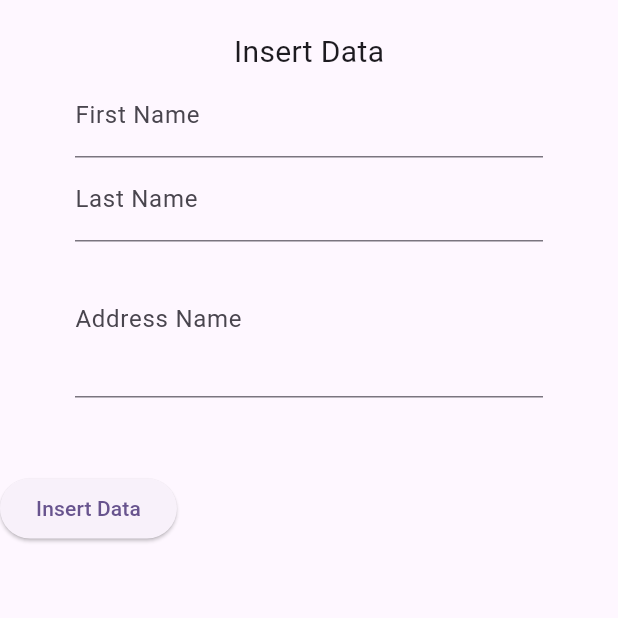
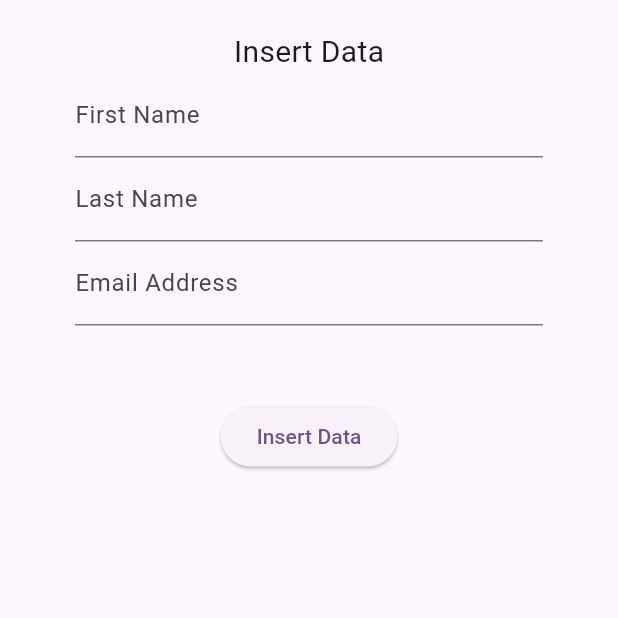
Before and after one commit to fc891/TaskLocal, a Flutter app: the screen it shows after launch, after a tap on "Insert Data", on a phone screen of 412 x 824 dp, the top half of it. Run offline on Flutter 3.47's test engine with Material 3 defaults, Android fonts, the phone set to English and light mode, and no system bars; missing offline and left inert: mongo_dart; statements that could not run were skipped.

Commit message:
Insert.dart can insert data to the database
Add a function _insertData. Made the "Insert Data" button function.

```diff
--- a/lib/insert.dart
+++ b/lib/insert.dart
@@ -1,4 +1,7 @@
 import 'package:flutter/material.dart';
+import 'package:mongo_dart/mongo_dart.dart' as mongo_dart;
+import 'package:tasklocal/Database/mongoconnection.dart';
+import 'package:tasklocal/mongodbmodel.dart';
 
 class MongoDbInsert extends StatefulWidget {
   const MongoDbInsert({Key?key}) : super(key:key);
@@ -48,34 +51,52 @@ class MongoDbInsertState extends State<MongoDbInsert> {
               padding: const EdgeInsets.symmetric(horizontal: 50),
               child: TextField(
                 controller: addressController,
-                minLines: 3,
-                maxLines: 5,
+                // minLines: 3,
+                // maxLines: 5,
                 decoration: const InputDecoration(
-                  labelText: "Address Name"
+                  labelText: "Email Address"
                 ),
               )
             ),
             const SizedBox(height: 50),
-            Row(
-              children: [
-                // OutlinedButton(
-                //   onPressed: () {
-                //   },
-                //   child: Text("")
-                // ),
-                ElevatedButton(
-                  onPressed: () {
-                    _insertData();
-                  },
-                  child: const Text("Insert Data")
-                )
-              ]
+            ElevatedButton(
+              onPressed: () {
+                _insertData(fnameController.text, lnameController.text, addressController.text);
+              },
+              child: const Text("Insert Data")
             )
+            // Row(
+            //   children: [
+            //     // OutlinedButton(
+            //     //   onPressed: () {
+            //     //   },
+            //     //   child: Text("")
+            //     // ),
+            //     ElevatedButton(
+            //       onPressed: () {
+            //         _insertData();
+            //       },
+            //       child: const Text("Insert Data")
+            //     )
+            //   ]
+            // )
           ],
         )
       )
     );
   }
 
-  Future<void> _insertData() async {}
+  Future<void> _insertData(String fname, String lname, String address) async {
+    var _id = mongo_dart.ObjectId();
+    final data = Mongodbmodel(id: _id, firstName: fname, lastName: lname, address: address);
+    var result = await MongoConnection.insert(data);
+    ScaffoldMessenger.of(context).showSnackBar(SnackBar(content: Text("Inserted ID " + _id.$oid)));
+    _clearAll();
+  }
+
+  void _clearAll() {
+    fnameController.text = '';
+    lnameController.text = '';
+    addressController.text = '';
+  }
 }
```
